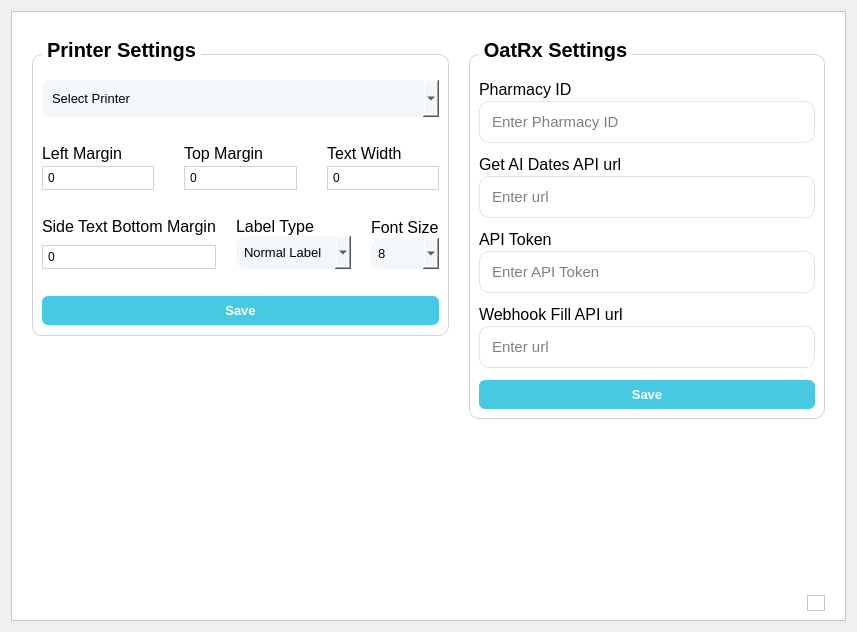
The window that uiFiles/settings.ui (Rex-Honey/medidozeNoDb) describes before a commit, drawn with Qt 5.
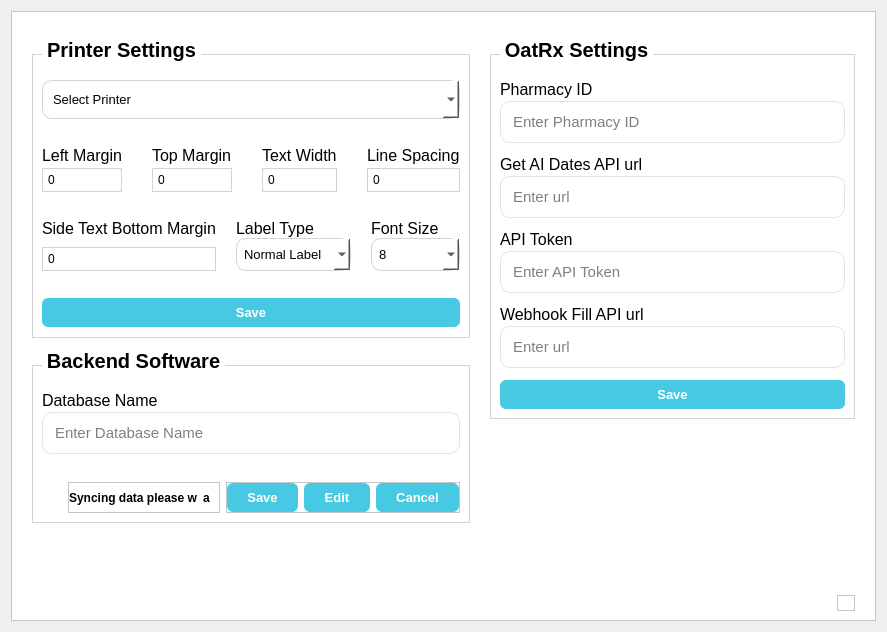
The same window after the commit. Icons and pictures are not drawn.

Commit message:
Add settings authentication feature to MainAppWindow
- Introduced SettingsAuthWindow for user authentication before accessing settings.
- Updated MainAppWindow to handle settings page navigation with OTP verification.
- Enhanced error handling and user feedback during authentication process.
- Modified UI elements in settings.ui and settingsAuth.ui for improved layout and functionality.

Diff of the .ui file:
```diff
--- a/uiFiles/settings.ui
+++ b/uiFiles/settings.ui
@@ -6,7 +6,7 @@
    <rect>
     <x>0</x>
     <y>0</y>
-    <width>857</width>
+    <width>887</width>
     <height>632</height>
    </rect>
   </property>
@@ -16,12 +16,6 @@
   <layout class="QVBoxLayout" name="verticalLayout_2">
    <item>
     <widget class="QFrame" name="settings">
-     <property name="sizePolicy">
-      <sizepolicy hsizetype="Minimum" vsizetype="Preferred">
-       <horstretch>0</horstretch>
-       <verstretch>0</verstretch>
-      </sizepolicy>
-     </property>
      <property name="styleSheet">
       <string notr="true">background:#FFFFFF</string>
      </property>
@@ -126,7 +120,6 @@
 margin-top:12px;
 font-family:Nirmala UI;
 font-size:15pt;
-border-radius:10%
 }
 QGroupBox:title{
 subcontrol-origin: margin;
@@ -178,9 +171,8 @@
                </property>
                <property name="styleSheet">
                 <string notr="true">#selectPrinterCombo{
-background:#F4F7F9;
 padding:10px;
-border:none;
+border:1px solid lightgrey;
 border-radius:10%
 }
 #selectPrinterCombo::drop-down{
@@ -252,7 +244,7 @@
                <item>
                 <widget class="QSpinBox" name="spinLeftMargin">
                  <property name="styleSheet">
-                  <string notr="true">border:1px solid lightgrey;border-radius:none;padding:3px</string>
+                  <string notr="true">border:1px solid lightgrey;border-radius:1px silid lightgrey;padding:3px</string>
                  </property>
                  <property name="buttonSymbols">
                   <enum>QAbstractSpinBox::NoButtons</enum>
@@ -360,6 +352,51 @@
                </item>
               </layout>
              </item>
+             <item>
+              <layout class="QVBoxLayout" name="verticalLayout_58">
+               <property name="spacing">
+                <number>3</number>
+               </property>
+               <property name="bottomMargin">
+                <number>0</number>
+               </property>
+               <item>
+                <widget class="QLabel" name="label_64">
+                 <property name="sizePolicy">
+                  <sizepolicy hsizetype="Maximum" vsizetype="Preferred">
+                   <horstretch>0</horstretch>
+                   <verstretch>0</verstretch>
+                  </sizepolicy>
+                 </property>
+                 <property name="styleSheet">
+                  <string notr="true">font-family:Nirmala UI;
+font-size:12pt
+
+</string>
+                 </property>
+                 <property name="text">
+                  <string>Line Spacing</string>
+                 </property>
+                </widget>
+               </item>
+               <item>
+                <widget class="QSpinBox" name="spinLineSpacing">
+                 <property name="styleSheet">
+                  <string notr="true">border:1px solid lightgrey;border-radius:none;padding:3px</string>
+                 </property>
+                 <property name="buttonSymbols">
+                  <enum>QAbstractSpinBox::NoButtons</enum>
+                 </property>
+                 <property name="minimum">
+                  <number>-300</number>
+                 </property>
+                 <property name="maximum">
+                  <number>500</number>
+                 </property>
+                </widget>
+               </item>
+              </layout>
+             </item>
             </layout>
            </item>
            <item>
@@ -464,9 +501,8 @@
                  </property>
                  <property name="styleSheet">
                   <string notr="true">#comboLabelType{
-background:#F4F7F9;
-padding:8px;
-border:none;
+padding:7px;
+border:1px solid lightgrey;
 border-radius:10%
 }
 #comboLabelType::drop-down{
@@ -547,10 +583,9 @@
                  </property>
                  <property name="styleSheet">
                   <string notr="true">#comboFontSize{
-background:#F4F7F9;
+border:1px solid lightgrey;
+border-radius:10%;
 padding:7px;
-border:none;
-border-radius:10%
 }
 #comboFontSize::drop-down{
 image:url(:/icon/images/down_arrow.svg);
@@ -659,6 +694,353 @@
           </layout>
          </widget>
         </item>
+        <item alignment="Qt::AlignTop">
+         <widget class="QGroupBox" name="FC_7">
+          <property name="sizePolicy">
+           <sizepolicy hsizetype="Preferred" vsizetype="Maximum">
+            <horstretch>0</horstretch>
+            <verstretch>0</verstretch>
+           </sizepolicy>
+          </property>
+          <property name="font">
+           <font>
+            <family>Nirmala UI</family>
+            <pointsize>15</pointsize>
+            <weight>87</weight>
+            <bold>true</bold>
+           </font>
+          </property>
+          <property name="styleSheet">
+           <string notr="true">QGroupBox{
+border:1px solid lightgrey;
+font-weight: 700;
+margin-top:12px;
+font-family:Nirmala UI;
+font-size:15pt;
+}
+QGroupBox:title{
+subcontrol-origin: margin;
+left: 10px;
+top:-4px;
+margin:0px 2px 0px 2px
+}</string>
+          </property>
+          <property name="title">
+           <string>Backend Software</string>
+          </property>
+          <layout class="QVBoxLayout" name="verticalLayout">
+           <property name="spacing">
+            <number>12</number>
+           </property>
+           <property name="leftMargin">
+            <number>9</number>
+           </property>
+           <property name="topMargin">
+            <number>25</number>
+           </property>
+           <property name="bottomMargin">
+            <number>9</number>
+           </property>
+           <item>
+            <layout class="QVBoxLayout" name="verticalLayout_50">
+             <property name="spacing">
+              <number>2</number>
+             </property>
+             <property name="topMargin">
+              <number>0</number>
+             </property>
+             <item>
+              <widget class="QLabel" name="label_3">
+               <property name="sizePolicy">
+                <sizepolicy hsizetype="Maximum" vsizetype="Preferred">
+                 <horstretch>0</horstretch>
+                 <verstretch>0</verstretch>
+                </sizepolicy>
+               </property>
+               <property name="styleSheet">
+                <string notr="true">font-size:12pt</string>
+               </property>
+               <property name="text">
+                <string>Database Name</string>
+               </property>
+              </widget>
+             </item>
+             <item>
+              <widget class="QLineEdit" name="txt_database">
+               <property name="enabled">
+                <bool>true</bool>
+               </property>
+               <property name="font">
+                <font>
+                 <family>Nirmala UI</family>
+                 <pointsize>11</pointsize>
+                 <weight>50</weight>
+                 <bold>false</bold>
+                </font>
+               </property>
+               <property name="styleSheet">
+                <string notr="true">border-radius:10%;
+padding:10px;
+border:1px solid #e1e4e6;
+font-family:Nirmala UI;
+font-size:11pt</string>
+               </property>
+               <property name="text">
+                <string/>
+               </property>
+               <property name="placeholderText">
+                <string>Enter Database Name</string>
+               </property>
+              </widget>
+             </item>
+             <item alignment="Qt::AlignLeft">
+              <widget class="QLabel" name="err_database">
+               <property name="sizePolicy">
+                <sizepolicy hsizetype="Preferred" vsizetype="Maximum">
+                 <horstretch>0</horstretch>
+                 <verstretch>0</verstretch>
+                </sizepolicy>
+               </property>
+               <property name="font">
+                <font>
+                 <family>Nirmala UI</family>
+                 <weight>37</weight>
+                 <bold>false</bold>
+                </font>
+               </property>
+               <property name="styleSheet">
+                <string notr="true">font-weight: 300;
+border:none;
+color:red;
+font-family:Nirmala UI;</string>
+               </property>
+               <property name="text">
+                <string/>
+               </property>
+              </widget>
+             </item>
+            </layout>
+           </item>
+           <item>
+            <layout class="QHBoxLayout" name="horizontalLayout_5">
+             <property name="spacing">
+              <number>6</number>
+             </property>
+             <property name="topMargin">
+              <number>0</number>
+             </property>
+             <item>
+              <spacer name="horizontalSpacer">
+               <property name="orientation">
+                <enum>Qt::Horizontal</enum>
+               </property>
+               <property name="sizeHint" stdset="0">
+                <size>
+                 <width>40</width>
+                 <height>20</height>
+                </size>
+               </property>
+              </spacer>
+             </item>
+             <item>
+              <widget class="QFrame" name="frameSync">
+               <property name="minimumSize">
+                <size>
+                 <width>50</width>
+                 <height>0</height>
+                </size>
+               </property>
+               <property name="styleSheet">
+                <string notr="true">font-size:9pt;font-weight:700</string>
+               </property>
+               <property name="frameShape">
+                <enum>QFrame::StyledPanel</enum>
+               </property>
+               <property name="frameShadow">
+                <enum>QFrame::Raised</enum>
+               </property>
+               <layout class="QHBoxLayout" name="horizontalLayout_43">
+                <property name="leftMargin">
+                 <number>0</number>
+                </property>
+                <property name="topMargin">
+                 <number>0</number>
+                </property>
+                <property name="bottomMargin">
+                 <number>0</number>
+                </property>
+                <item>
+                 <widget class="QLabel" name="label_53">
+                  <property name="styleSheet">
+                   <string notr="true">font</string>
+                  </property>
+                  <property name="text">
+                   <string>Syncing data please wait</string>
+                  </property>
+                 </widget>
+                </item>
+                <item>
+                 <widget class="QLabel" name="animateLblSettings">
+                  <property name="text">
+                   <string>a</string>
+                  </property>
+                 </widget>
+                </item>
+               </layout>
+              </widget>
+             </item>
+             <item>
+              <widget class="QFrame" name="frameSettingBtns">
+               <property name="sizePolicy">
+                <sizepolicy hsizetype="Maximum" vsizetype="Preferred">
+                 <horstretch>0</horstretch>
+                 <verstretch>0</verstretch>
+                </sizepolicy>
+               </property>
+               <property name="frameShape">
+                <enum>QFrame::StyledPanel</enum>
+               </property>
+               <property name="frameShadow">
+                <enum>QFrame::Raised</enum>
+               </property>
+               <layout class="QHBoxLayout" name="horizontalLayout_42">
+                <property name="leftMargin">
+                 <number>0</number>
+                </property>
+                <property name="topMargin">
+                 <number>0</number>
+                </property>
+                <property name="rightMargin">
+                 <number>0</number>
+                </property>
+                <property name="bottomMargin">
+                 <number>0</number>
+                </property>
+                <item>
+                 <widget class="QPushButton" name="btn_save_db">
+                  <property name="enabled">
+                   <bool>true</bool>
+                  </property>
+                  <property name="sizePolicy">
+                   <sizepolicy hsizetype="Preferred" vsizetype="Fixed">
+                    <horstretch>0</horstretch>
+                    <verstretch>0</verstretch>
+                   </sizepolicy>
+                  </property>
+                  <property name="font">
+                   <font>
+                    <family>Nirmala UI</family>
+                    <pointsize>10</pointsize>
+                    <weight>87</weight>
+                    <bold>true</bold>
+                   </font>
+                  </property>
+                  <property name="cursor">
+                   <cursorShape>PointingHandCursor</cursorShape>
+                  </property>
+                  <property name="focusPolicy">
+                   <enum>Qt::NoFocus</enum>
+                  </property>
+                  <property name="styleSheet">
+                   <string notr="true">padding:7px 20px;
+border:none;
+background:#48C9E3;
+color:white;
+border-radius:6%;
+font-family:Nirmala UI;
+font-size:10pt;
+font-weight:700</string>
+                  </property>
+                  <property name="text">
+                   <string>Save</string>
+                  </property>
+                 </widget>
+                </item>
+                <item>
+                 <widget class="QPushButton" name="btn_edit_db">
+                  <property name="sizePolicy">
+                   <sizepolicy hsizetype="Preferred" vsizetype="Fixed">
+                    <horstretch>0</horstretch>
+                    <verstretch>0</verstretch>
+                   </sizepolicy>
+                  </property>
+                  <property name="font">
+                   <font>
+                    <family>Nirmala UI</family>
+                    <pointsize>10</pointsize>
+                    <weight>87</weight>
+                    <bold>true</bold>
+                   </font>
+                  </property>
+                  <property name="cursor">
+                   <cursorShape>PointingHandCursor</cursorShape>
+                  </property>
+                  <property name="focusPolicy">
+                   <enum>Qt::NoFocus</enum>
+                  </property>
+                  <property name="styleSheet">
+                   <string notr="true">padding:7px 20px;
+border:none;
+background:#48C9E3;
+color:white;
+border-radius:6%;
+font-family:Nirmala UI;
+font-size:10pt;
+font-weight:700</string>
+                  </property>
+                  <property name="text">
+                   <string>Edit</string>
+                  </property>
+                 </widget>
+                </item>
+                <item>
+                 <widget class="QPushButton" name="btn_cancel_settings">
+                  <property name="enabled">
+                   <bool>true</bool>
+                  </property>
+                  <property name="sizePolicy">
+                   <sizepolicy hsizetype="Preferred" vsizetype="Fixed">
+                    <horstretch>0</horstretch>
+                    <verstretch>0</verstretch>
+                   </sizepolicy>
+                  </property>
+                  <property name="font">
+                   <font>
+                    <family>Nirmala UI</family>
+                    <pointsize>10</pointsize>
+                    <weight>87</weight>
+                    <bold>true</bold>
+                   </font>
+                  </property>
+                  <property name="cursor">
+                   <cursorShape>PointingHandCursor</cursorShape>
+                  </property>
+                  <property name="focusPolicy">
+                   <enum>Qt::NoFocus</enum>
+                  </property>
+                  <property name="styleSheet">
+                   <string notr="true">padding:7px 20px;
+border:none;
+background:#48C9E3;
+color:white;
+border-radius:6%;
+font-family:Nirmala UI;
+font-size:10pt;
+font-weight:700</string>
+                  </property>
+                  <property name="text">
+                   <string>Cancel</string>
+                  </property>
+                 </widget>
+                </item>
+               </layout>
+              </widget>
+             </item>
+            </layout>
+           </item>
+          </layout>
+         </widget>
+        </item>
        </layout>
       </item>
       <item row="0" column="1">
@@ -679,6 +1061,7 @@
           </property>
           <property name="font">
            <font>
+            <family>Nirmala UI</family>
             <pointsize>15</pointsize>
             <weight>87</weight>
             <bold>true</bold>
@@ -689,8 +1072,8 @@
 border:1px solid lightgrey;
 font-weight: 700;
 margin-top:12px;
+font-family:Nirmala UI;
 font-size:15pt;
-border-radius:10%
 }
 QGroupBox:title{
 subcontrol-origin: margin;
```
Left out of the diff: 2 changed lines with no effect on the pictures. The commit also changes 4 other files.
